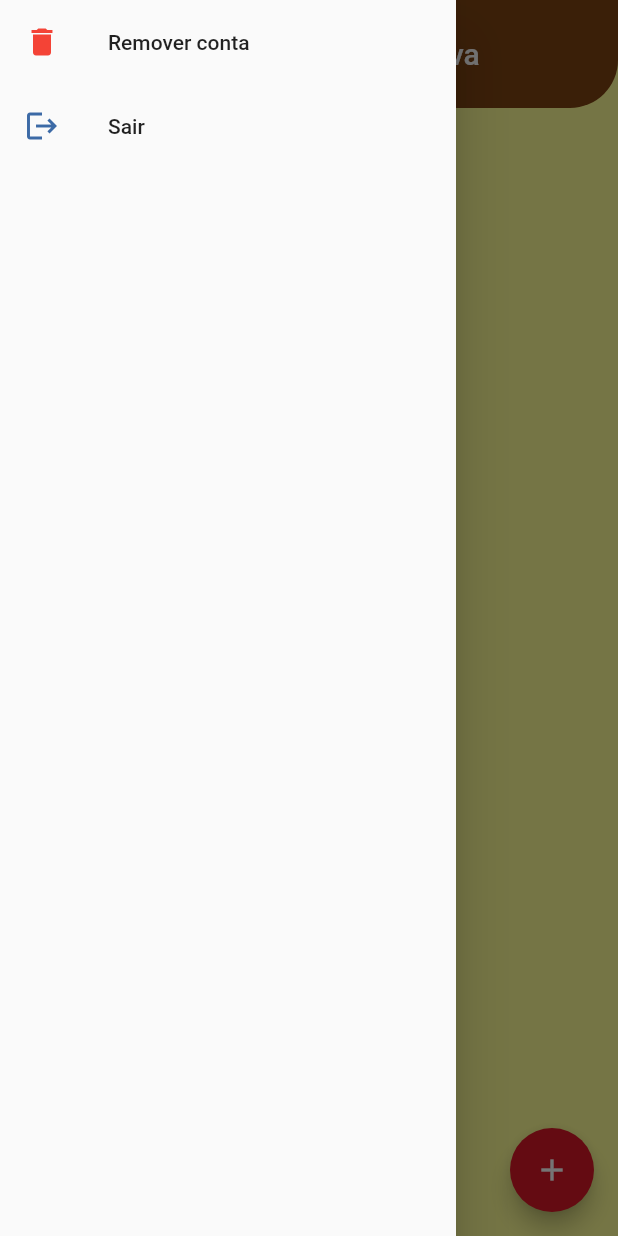
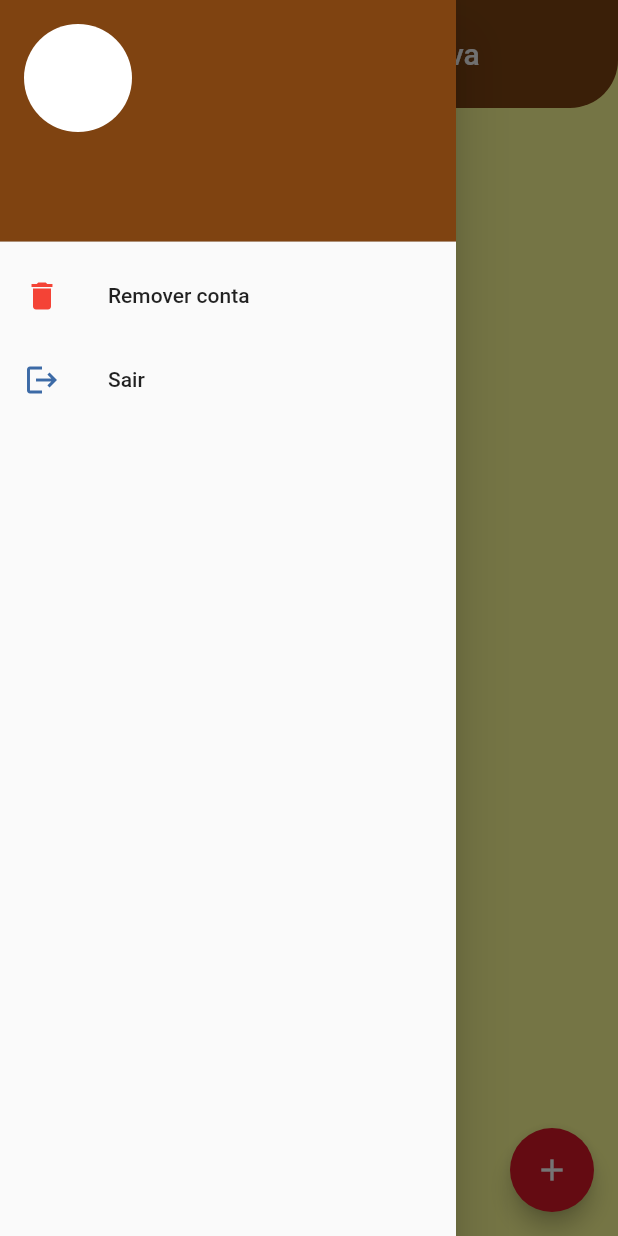
Before and after one commit to diegominelli/listin_flutter, a Flutter app: the screen it shows once a user with an empty profile is signed in, with the side drawer open, on a phone screen of 412 x 824 dp. Run offline on Flutter 3.47's test engine with Material 3 defaults, Android fonts, the phone set to English and light mode, and no system bars; our stand-ins replace cloud_firestore, firebase_auth, firebase_core; accounts and stored records are empty; network calls fail.

```diff
--- a/lib/firestore/presentation/home_screen.dart
+++ b/lib/firestore/presentation/home_screen.dart
@@ -1,4 +1,5 @@
 import 'package:cloud_firestore/cloud_firestore.dart';
+import 'package:firebase_auth/firebase_auth.dart';
 import 'package:flutter/material.dart';
 import 'package:listin/authentication/component/show_senha_confirmacao_dialog.dart';
 import 'package:listin/authentication/services/auth_service.dart';
@@ -8,7 +9,9 @@ import '../models/listin.dart';
 import '../helpers/firestore_analytics.dart';
 
 class HomeScreen extends StatefulWidget {
-  const HomeScreen({super.key});
+  final User user;
+
+  const HomeScreen({super.key, required this.user});
 
   @override
   State<HomeScreen> createState() => _HomeScreenState();
@@ -32,6 +35,17 @@ class _HomeScreenState extends State<HomeScreen> {
       drawer: Drawer(
         child: ListView(
           children: [
+            UserAccountsDrawerHeader(
+              currentAccountPicture: CircleAvatar(
+                backgroundColor: Colors.white,
+              ),
+              accountName: Text(
+                (widget.user.displayName != null)
+                    ? widget.user.displayName!
+                    : "",
+              ),
+              accountEmail: Text(widget.user.email!),
+            ),
             ListTile(
               leading: Icon(Icons.delete, color: Colors.red),
               title: Text("Remover conta"),
--- a/lib/main.dart
+++ b/lib/main.dart
@@ -60,7 +60,7 @@ class RoteadorTelas extends StatelessWidget {
           return const Center(child: CircularProgressIndicator());
         } else {
           if (snapshot.hasData) {
-            return const HomeScreen();
+            return HomeScreen(user: snapshot.data!);
           } else {
             return const AuthScreen();
           }
```
